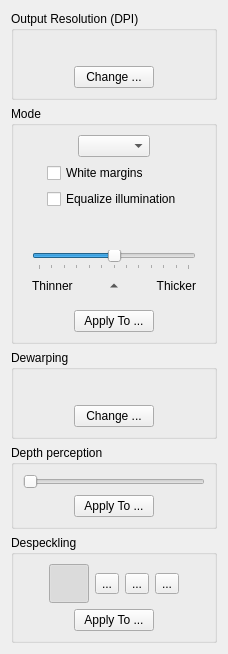
Above: filters/output/ui/OutputOptionsWidget.ui from scantailor/scantailor before the change. Below: the same form after it.
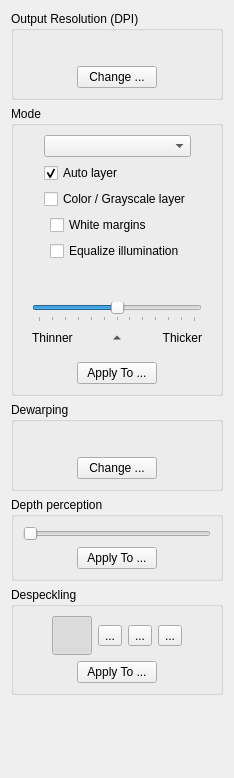
That is the form after the change. Icons and pictures are not drawn.

Commit message: color layer for mixed mode without dewarping

What changed in the file:
```diff
--- a/filters/output/ui/OutputOptionsWidget.ui
+++ b/filters/output/ui/OutputOptionsWidget.ui
@@ -6,8 +6,8 @@
    <rect>
     <x>0</x>
     <y>0</y>
-    <width>228</width>
-    <height>621</height>
+    <width>234</width>
+    <height>778</height>
    </rect>
   </property>
   <property name="windowTitle">
@@ -125,7 +125,28 @@
          </spacer>
         </item>
         <item>
-         <widget class="QComboBox" name="colorModeSelector"/>
+         <layout class="QVBoxLayout" name="verticalLayout_11">
+          <item>
+           <widget class="QComboBox" name="colorModeSelector"/>
+          </item>
+          <item>
+           <widget class="QCheckBox" name="autoLayerCB">
+            <property name="text">
+             <string>Auto layer</string>
+            </property>
+            <property name="checked">
+             <bool>true</bool>
+            </property>
+           </widget>
+          </item>
+          <item>
+           <widget class="QCheckBox" name="colorLayerCB">
+            <property name="text">
+             <string>Color / Grayscale layer</string>
+            </property>
+           </widget>
+          </item>
+         </layout>
         </item>
         <item>
          <spacer name="horizontalSpacer_2">
```
Left out of the diff: 11 changed lines with no effect on the pictures. The commit also changes 14 other files.
